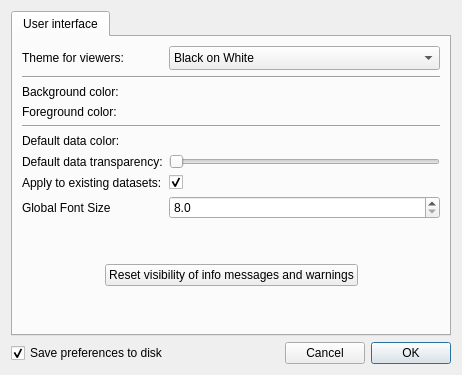
Above: glue/app/qt/preferences.ui from glue-viz/glue before the change. Below: the same form after it.
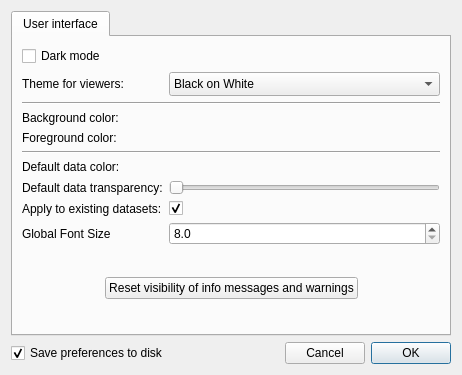
That is the form after the change. Custom widgets are drawn as their Qt base class.

Commit message: First work on adding dark mode to Qt application.

Diff of the .ui file:
```diff
--- a/glue/app/qt/preferences.ui
+++ b/glue/app/qt/preferences.ui
@@ -71,146 +71,7 @@
        <string>User interface</string>
       </attribute>
       <layout class="QGridLayout" name="gridLayout_2">
-       <item row="8" column="0">
-        <widget class="QLabel" name="label_7">
-         <property name="text">
-          <string>Global Font Size</string>
-         </property>
-        </widget>
-       </item>
-       <item row="10" column="0" colspan="2">
-        <layout class="QHBoxLayout" name="horizontalLayout_2">
-         <item>
-          <spacer name="horizontalSpacer_2">
-           <property name="orientation">
-            <enum>Qt::Horizontal</enum>
-           </property>
-           <property name="sizeHint" stdset="0">
-            <size>
-             <width>40</width>
-             <height>20</height>
-            </size>
-           </property>
-          </spacer>
-         </item>
-         <item>
-          <widget class="QPushButton" name="button_reset_dialogs">
-           <property name="text">
-            <string>Reset visibility of info messages and warnings</string>
-           </property>
-          </widget>
-         </item>
-         <item>
-          <spacer name="horizontalSpacer_3">
-           <property name="orientation">
-            <enum>Qt::Horizontal</enum>
-           </property>
-           <property name="sizeHint" stdset="0">
-            <size>
-             <width>40</width>
-             <height>20</height>
-            </size>
-           </property>
-          </spacer>
-         </item>
-        </layout>
-       </item>
-       <item row="4" column="0" colspan="2">
-        <widget class="Line" name="line_2">
-         <property name="orientation">
-          <enum>Qt::Horizontal</enum>
-         </property>
-        </widget>
-       </item>
-       <item row="5" column="0">
-        <widget class="QLabel" name="label_4">
-         <property name="text">
-          <string>Default data color:</string>
-         </property>
-        </widget>
-       </item>
-       <item row="11" column="0">
-        <spacer name="verticalSpacer_2">
-         <property name="orientation">
-          <enum>Qt::Vertical</enum>
-         </property>
-         <property name="sizeHint" stdset="0">
-          <size>
-           <width>20</width>
-           <height>40</height>
-          </size>
-         </property>
-        </spacer>
-       </item>
-       <item row="3" column="1">
-        <widget class="QColorBox" name="color_foreground">
-         <property name="text">
-          <string/>
-         </property>
-        </widget>
-       </item>
-       <item row="5" column="1">
-        <widget class="QColorBox" name="color_default_data">
-         <property name="text">
-          <string/>
-         </property>
-        </widget>
-       </item>
-       <item row="7" column="0">
-        <widget class="QLabel" name="label_6">
-         <property name="text">
-          <string>Apply to existing datasets:</string>
-         </property>
-        </widget>
-       </item>
-       <item row="9" column="0">
-        <spacer name="verticalSpacer">
-         <property name="orientation">
-          <enum>Qt::Vertical</enum>
-         </property>
-         <property name="sizeHint" stdset="0">
-          <size>
-           <width>20</width>
-           <height>40</height>
-          </size>
-         </property>
-        </spacer>
-       </item>
-       <item row="3" column="0">
-        <widget class="QLabel" name="label_3">
-         <property name="text">
-          <string>Foreground color:</string>
-         </property>
-        </widget>
-       </item>
-       <item row="6" column="1">
-        <widget class="QSlider" name="slider_alpha">
-         <property name="maximum">
-          <number>100</number>
-         </property>
-         <property name="orientation">
-          <enum>Qt::Horizontal</enum>
-         </property>
-        </widget>
-       </item>
-       <item row="7" column="1">
-        <widget class="QCheckBox" name="checkbox_apply">
-         <property name="text">
-          <string/>
-         </property>
-         <property name="checked">
-          <bool>true</bool>
-         </property>
-        </widget>
-       </item>
-       <item row="6" column="0">
-        <widget class="QLabel" name="label">
-         <property name="text">
-          <string>Default data transparency:</string>
-         </property>
-        </widget>
-       </item>
-       <item row="0" column="1">
+       <item row="1" column="1">
         <widget class="QComboBox" name="combo_theme">
          <property name="sizeAdjustPolicy">
           <enum>QComboBox::AdjustToMinimumContentsLengthWithIcon</enum>
@@ -232,35 +93,82 @@
          </item>
         </widget>
        </item>
-       <item row="1" column="0" colspan="2">
+       <item row="6" column="0">
+        <widget class="QLabel" name="label_4">
+         <property name="text">
+          <string>Default data color:</string>
+         </property>
+        </widget>
+       </item>
+       <item row="6" column="1">
+        <widget class="QColorBox" name="color_default_data">
+         <property name="text">
+          <string/>
+         </property>
+        </widget>
+       </item>
+       <item row="10" column="0">
+        <spacer name="verticalSpacer">
+         <property name="orientation">
+          <enum>Qt::Vertical</enum>
+         </property>
+         <property name="sizeHint" stdset="0">
+          <size>
+           <width>20</width>
+           <height>40</height>
+          </size>
+         </property>
+        </spacer>
+       </item>
+       <item row="12" column="0">
+        <spacer name="verticalSpacer_2">
+         <property name="orientation">
+          <enum>Qt::Vertical</enum>
+         </property>
+         <property name="sizeHint" stdset="0">
+          <size>
+           <width>20</width>
+           <height>40</height>
+          </size>
+         </property>
+        </spacer>
+       </item>
+       <item row="2" column="0" colspan="2">
         <widget class="Line" name="line">
          <property name="orientation">
           <enum>Qt::Horizontal</enum>
          </property>
         </widget>
        </item>
-       <item row="2" column="0">
-        <widget class="QLabel" name="label_2">
+       <item row="4" column="0">
+        <widget class="QLabel" name="label_3">
          <property name="text">
-          <string>Background color:</string>
+          <string>Foreground color:</string>
          </property>
         </widget>
        </item>
-       <item row="2" column="1">
-        <widget class="QColorBox" name="color_background">
-         <property name="text">
-          <string/>
-         </property>
-        </widget>
-       </item>
-       <item row="0" column="0">
+       <item row="1" column="0">
         <widget class="QLabel" name="label_5">
          <property name="text">
           <string>Theme for viewers:</string>
          </property>
         </widget>
        </item>
-       <item row="8" column="1">
+       <item row="5" column="0" colspan="2">
+        <widget class="Line" name="line_2">
+         <property name="orientation">
+          <enum>Qt::Horizontal</enum>
+         </property>
+        </widget>
+       </item>
+       <item row="9" column="0">
+        <widget class="QLabel" name="label_7">
+         <property name="text">
+          <string>Global Font Size</string>
+         </property>
+        </widget>
+       </item>
+       <item row="9" column="1">
         <widget class="QDoubleSpinBox" name="spinner_font_size">
          <property name="sizePolicy">
           <sizepolicy hsizetype="Minimum" vsizetype="Fixed">
@@ -285,6 +193,105 @@
          </property>
         </widget>
        </item>
+       <item row="8" column="0">
+        <widget class="QLabel" name="label_6">
+         <property name="text">
+          <string>Apply to existing datasets:</string>
+         </property>
+        </widget>
+       </item>
+       <item row="7" column="1">
+        <widget class="QSlider" name="slider_alpha">
+         <property name="maximum">
+          <number>100</number>
+         </property>
+         <property name="orientation">
+          <enum>Qt::Horizontal</enum>
+         </property>
+        </widget>
+       </item>
+       <item row="7" column="0">
+        <widget class="QLabel" name="label">
+         <property name="text">
+          <string>Default data transparency:</string>
+         </property>
+        </widget>
+       </item>
+       <item row="11" column="0" colspan="2">
+        <layout class="QHBoxLayout" name="horizontalLayout_2">
+         <item>
+          <spacer name="horizontalSpacer_2">
+           <property name="orientation">
+            <enum>Qt::Horizontal</enum>
+           </property>
+           <property name="sizeHint" stdset="0">
+            <size>
+             <width>40</width>
+             <height>20</height>
+            </size>
+           </property>
+          </spacer>
+         </item>
+         <item>
+          <widget class="QPushButton" name="button_reset_dialogs">
+           <property name="text">
+            <string>Reset visibility of info messages and warnings</string>
+           </property>
+          </widget>
+         </item>
+         <item>
+          <spacer name="horizontalSpacer_3">
+           <property name="orientation">
+            <enum>Qt::Horizontal</enum>
+           </property>
+           <property name="sizeHint" stdset="0">
+            <size>
+             <width>40</width>
+             <height>20</height>
+            </size>
+           </property>
+          </spacer>
+         </item>
+        </layout>
+       </item>
+       <item row="8" column="1">
+        <widget class="QCheckBox" name="checkbox_apply">
+         <property name="text">
+          <string/>
+         </property>
+         <property name="checked">
+          <bool>true</bool>
+         </property>
+        </widget>
+       </item>
+       <item row="3" column="1">
+        <widget class="QColorBox" name="color_background">
+         <property name="text">
+          <string/>
+         </property>
+        </widget>
+       </item>
+       <item row="3" column="0">
+        <widget class="QLabel" name="label_2">
+         <property name="text">
+          <string>Background color:</string>
+         </property>
+        </widget>
+       </item>
+       <item row="4" column="1">
+        <widget class="QColorBox" name="color_foreground">
+         <property name="text">
+          <string/>
+         </property>
+        </widget>
+       </item>
+       <item row="0" column="0">
+        <widget class="QCheckBox" name="checkbox_dark_mode">
+         <property name="text">
+          <string>Dark mode</string>
+         </property>
+        </widget>
+       </item>
       </layout>
       <zorder>combo_theme</zorder>
       <zorder>label_2</zorder>
```
Left out of the diff: 1 changed line with no effect on the pictures. The commit also changes 3 other files.
